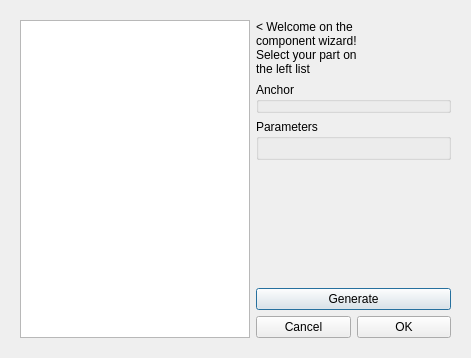
This is gui/ComponentWizard.ui in RhobanProject/MetabotStudio as Qt 5 draws it before an edit. The edited form follows.
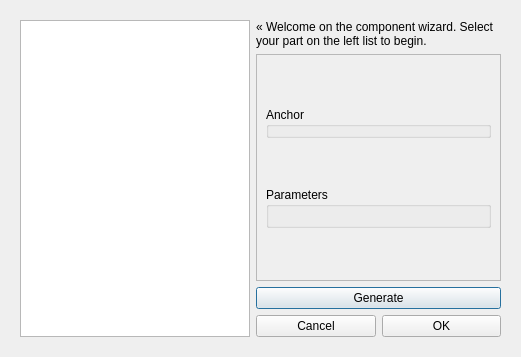
This is the edited form.

Commit message: Fixing component wizard and adding autorotate to options

Patch:
```diff
--- a/gui/ComponentWizard.ui
+++ b/gui/ComponentWizard.ui
@@ -6,8 +6,8 @@
    <rect>
     <x>0</x>
     <y>0</y>
-    <width>471</width>
-    <height>358</height>
+    <width>521</width>
+    <height>357</height>
    </rect>
   </property>
   <property name="windowTitle">
@@ -62,7 +62,7 @@
            </sizepolicy>
           </property>
           <property name="text">
-           <string>&lt; Welcome on the component wizard! Select your part on the left list</string>
+           <string>« Welcome on the component wizard. Select your part on the left list to begin.</string>
           </property>
           <property name="wordWrap">
            <bool>true</bool>
@@ -70,6 +70,30 @@
          </widget>
         </item>
         <item>
+         <widget class="QScrollArea" name="scrollArea">
+          <property name="sizePolicy">
+           <sizepolicy hsizetype="Expanding" vsizetype="Expanding">
+            <horstretch>0</horstretch>
+            <verstretch>0</verstretch>
+           </sizepolicy>
+          </property>
+          <property name="horizontalScrollBarPolicy">
+           <enum>Qt::ScrollBarAlwaysOff</enum>
+          </property>
+          <property name="widgetResizable">
+           <bool>true</bool>
+          </property>
+          <widget class="QWidget" name="scrollAreaWidgetContents">
+           <property name="geometry">
+            <rect>
+             <x>0</x>
+             <y>0</y>
+             <width>245</width>
+             <height>192</height>
+            </rect>
+           </property>
+           <layout class="QVBoxLayout" name="verticalLayout_2">
+            <item>
          <widget class="QGroupBox" name="anchor">
           <property name="sizePolicy">
            <sizepolicy hsizetype="Minimum" vsizetype="Fixed">
@@ -155,18 +179,9 @@
           </layout>
          </widget>
         </item>
-        <item>
-         <spacer name="verticalSpacer">
-          <property name="orientation">
-           <enum>Qt::Vertical</enum>
-          </property>
-          <property name="sizeHint" stdset="0">
-           <size>
-            <width>20</width>
-            <height>40</height>
-           </size>
-          </property>
-         </spacer>
+           </layout>
+          </widget>
+         </widget>
         </item>
         <item>
          <widget class="QPushButton" name="generate">
```
Lines whose indentation alone changed are shown as unchanged. The commit also changes 6 other files.
